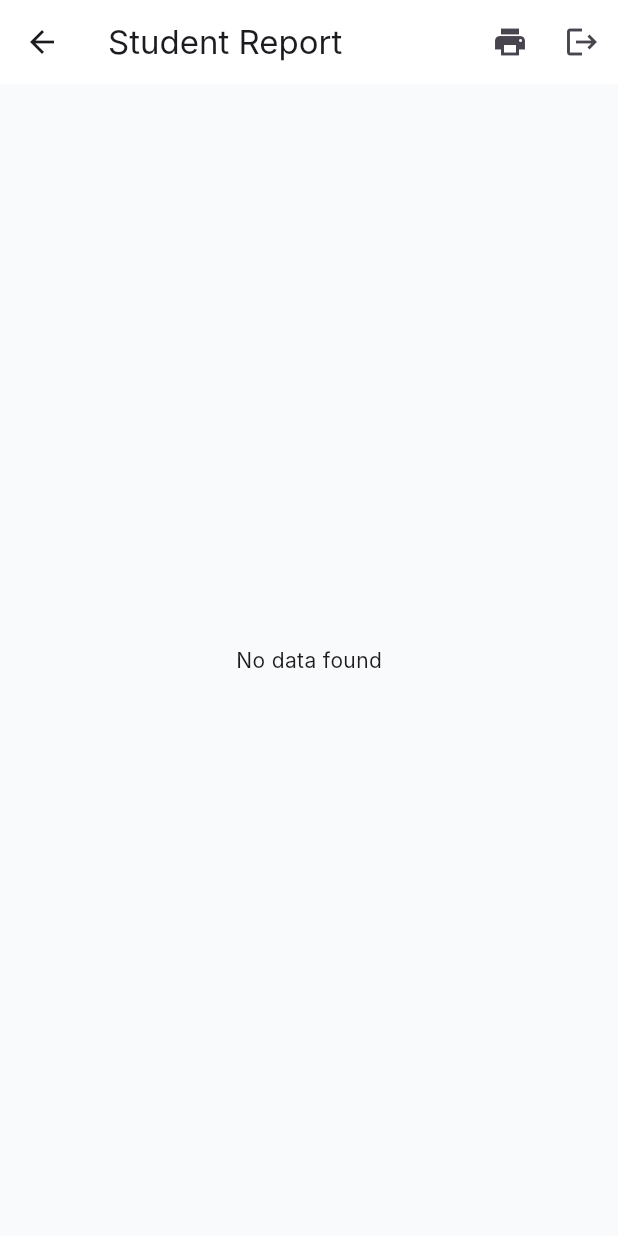
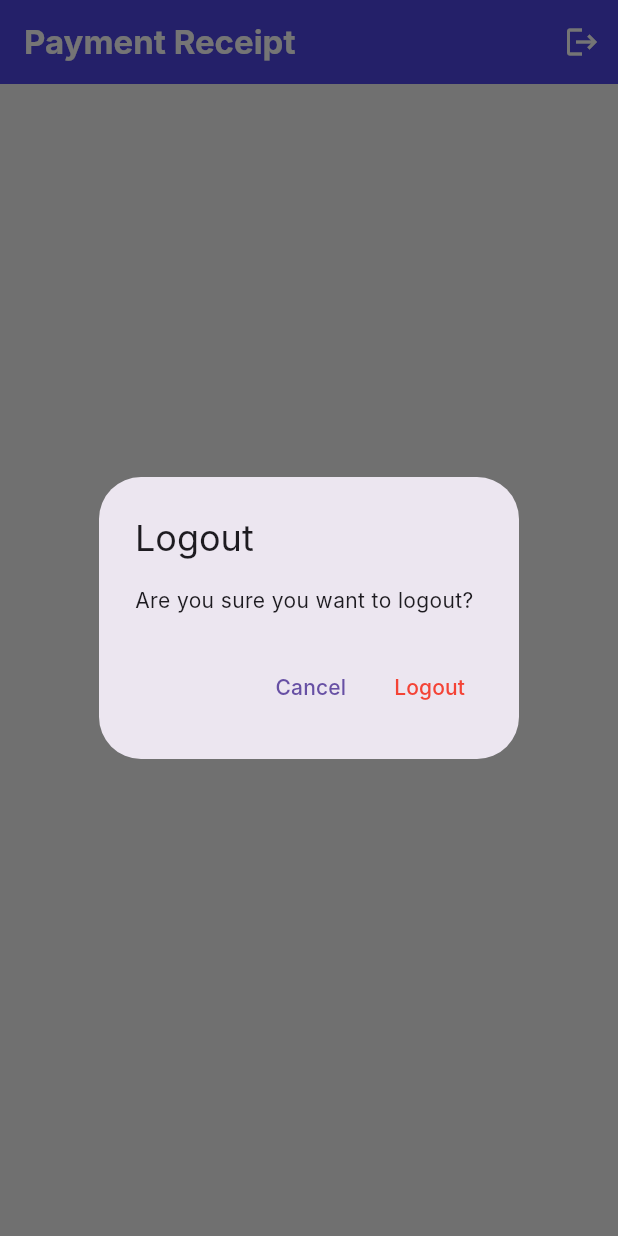
Before and after one commit to karthick2007-bca/bus-fees-checking, a Flutter app: the StudentReport screen opened directly with empty values, after a tap on the "logout" icon, on a phone screen of 412 x 824 dp. Run offline on Flutter 3.47's test engine with Material 3 defaults, Android fonts, the phone set to English and light mode, and no system bars; our stand-ins replace file_picker, iconsax, shared_preferences; missing offline and left inert: dart:js, excel, razorpay_flutter; accounts and stored records are empty; network calls fail; Roboto replaces fonts that are missing (Inter).

Commit message:
Complete student report with all details and logout button

```diff
--- a/dec_02/lib/views/student_report.dart
+++ b/dec_02/lib/views/student_report.dart
@@ -8,7 +8,13 @@ class StudentReport extends StatefulWidget {
   final VoidCallback? onLogout;
   final Map<String, dynamic>? initialData;
 
-  const StudentReport({super.key, required this.phone, required this.dob, this.onLogout, this.initialData});
+  const StudentReport({
+    super.key,
+    required this.phone,
+    required this.dob,
+    this.onLogout,
+    this.initialData,
+  });
 
   @override
   State<StudentReport> createState() => _StudentReportState();
@@ -26,7 +32,7 @@ class _StudentReportState extends State<StudentReport> {
     _paymentService.initialize(
       onSuccess: _handlePaymentSuccess,
       onFailure: _handlePaymentFailure,
-      onWallet: () => print('Wallet selected'),
+      onWallet: () {},
     );
   }
 
@@ -36,90 +42,7 @@ class _StudentReportState extends State<StudentReport> {
     super.dispose();
   }
 
-  void _handlePaymentSuccess(dynamic response) async {
-    final paymentId = response['paymentId'];
-    final amountPaid = (studentData!['totalDue'] ?? 0).toDouble();
-
-    // Update student status and amount
-    final updatedData = {
-      'amountPaid': amountPaid,
-      'totalDue': 0,
-      'status': 'succeed',
-      'lastPaymentId': paymentId,
-      'lastPaymentDate': DateTime.now().toIso8601String(),
-    };
-
-    await ApiService.updateStudent(studentData!['phone'], updatedData);
-
-    // Save transaction
-    await ApiService.saveTransaction({
-      'studentId': studentData!['_id']?.toString() ?? studentData!['id'] ?? '',
-      'studentName': studentData!['name'],
-      'phone': studentData!['phone'],
-      'rollNo': studentData!['rollNo'],
-      'amount': amountPaid,
-      'paymentId': paymentId,
-      'orderId': response['orderId'] ?? '',
-      'signature': response['signature'] ?? '',
-      'timestamp': DateTime.now().toIso8601String(),
-    });
-
-    // Auto-generate report after payment
-    await ApiService.saveReport({
-      'studentId': studentData!['_id']?.toString() ?? studentData!['id'] ?? '',
-      'phone': studentData!['phone'],
-      'name': studentData!['name'],
-      'rollNo': studentData!['rollNo'],
-      'studentClass': studentData!['studentClass'],
-      'parentName': studentData!['parentName'],
-      'address': studentData!['address'],
-      'location': studentData!['location'],
-      'totalDue': 0,
-      'amountPaid': amountPaid,
-      'status': 'succeed',
-      'paymentId': paymentId,
-      'paymentDate': DateTime.now().toIso8601String(),
-      'dob': studentData!['dob']?.toString().split('T')[0],
-      'generatedAt': DateTime.now().toIso8601String(),
-    });
-
-    // Refresh student data
-    setState(() {
-      studentData!['amountPaid'] = amountPaid;
-      studentData!['totalDue'] = 0;
-      studentData!['status'] = 'succeed';
-    });
-
-    if (mounted) {
-      ScaffoldMessenger.of(context).showSnackBar(
-        SnackBar(
-          content: Text('Payment Successful! Report generated. ID: $paymentId'),
-          backgroundColor: Colors.green,
-          duration: const Duration(seconds: 4),
-        ),
-      );
-    }
-  }
-
-  void _handlePaymentFailure(dynamic response) {
-    ScaffoldMessenger.of(context).showSnackBar(
-      SnackBar(content: Text('Payment Failed: ${response['message']}'), backgroundColor: Colors.red),
-    );
-  }
-
-  void _makePayment() {
-    if (studentData != null) {
-      _paymentService.openCheckout(
-        amount: (studentData!['totalDue'] ?? 0).toDouble(),
-        name: studentData!['name'] ?? '',
-        phone: studentData!['phone'] ?? '',
-        email: '${studentData!['rollNo']}@student.com',
-      );
-    }
-  }
-
   Future<void> _loadStudentData() async {
-    // Use passed data directly if available
     if (widget.initialData != null && widget.initialData!.isNotEmpty) {
       setState(() {
         studentData = widget.initialData;
@@ -130,7 +53,8 @@ class _StudentReportState extends State<StudentReport> {
     try {
       final students = await ApiService.getStudents();
       final student = students.firstWhere(
-        (s) => s['phone']?.toString() == widget.phone &&
+        (s) =>
+            s['phone']?.toString() == widget.phone &&
             s['dob']?.toString().split('T')[0] == widget.dob,
         orElse: () => {},
       );
@@ -140,37 +64,125 @@ class _StudentReportState extends State<StudentReport> {
       });
     } catch (e) {
       setState(() => isLoading = false);
-      print('Error loading student: $e');
+    }
+  }
+
+  void _handlePaymentSuccess(dynamic response) async {
+    final paymentId = response['paymentId'];
+    final amountPaid = (studentData!['totalDue'] ?? 0).toDouble();
+    final now = DateTime.now().toIso8601String();
+
+    await ApiService.updateStudent(studentData!['phone'], {
+      'amountPaid': amountPaid,
+      'totalDue': 0,
+      'status': 'succeed',
+      'lastPaymentId': paymentId,
+      'lastPaymentDate': now,
+    });
+
+    await ApiService.saveTransaction({
+      'studentId': studentData!['_id']?.toString() ?? studentData!['id'] ?? '',
+      'studentName': studentData!['name'],
+      'phone': studentData!['phone'],
+      'rollNo': studentData!['rollNo'],
+      'amount': amountPaid,
+      'paymentId': paymentId,
+      'orderId': response['orderId'] ?? '',
+      'timestamp': now,
+    });
+
+    await ApiService.saveReport({
+      'phone': studentData!['phone'],
+      'name': studentData!['name'],
+      'rollNo': studentData!['rollNo'],
+      'studentClass': studentData!['studentClass'],
+      'parentName': studentData!['parentName'],
+      'address': studentData!['address'],
+      'location': studentData!['location'],
+      'dob': studentData!['dob']?.toString().split('T')[0],
+      'totalDue': 0,
+      'amountPaid': amountPaid,
+      'status': 'succeed',
+      'paymentId': paymentId,
+      'paymentDate': now,
+      'generatedAt': now,
+    });
+
+    setState(() {
+      studentData!['amountPaid'] = amountPaid;
+      studentData!['totalDue'] = 0;
+      studentData!['status'] = 'succeed';
+      studentData!['paymentId'] = paymentId;
+      studentData!['paymentDate'] = now;
+    });
+
+    if (mounted) {
+      ScaffoldMessenger.of(context).showSnackBar(
+        SnackBar(
+          content: Text('Payment Successful! ID: $paymentId'),
+          backgroundColor: Colors.green,
+        ),
+      );
+    }
+  }
+
+  void _handlePaymentFailure(dynamic response) {
+    if (mounted) {
+      ScaffoldMessenger.of(context).showSnackBar(
+        SnackBar(
+          content: Text('Payment Failed: ${response['message']}'),
+          backgroundColor: Colors.red,
+        ),
+      );
+    }
+  }
+
+  void _makePayment() {
+    if (studentData != null) {
+      _paymentService.openCheckout(
+        amount: (studentData!['totalDue'] ?? 0).toDouble(),
+        name: studentData!['name'] ?? '',
+        phone: studentData!['phone'] ?? '',
+        email: '',
+      );
     }
   }
 
   @override
   Widget build(BuildContext context) {
     return Scaffold(
+      backgroundColor: Colors.grey.shade100,
       appBar: AppBar(
-        title: const Text('Student Report'),
-        leading: IconButton(
-          icon: const Icon(Icons.arrow_back),
-          onPressed: () => Navigator.pop(context),
-        ),
+        backgroundColor: const Color(0xFF4F46E5),
+        foregroundColor: Colors.white,
+        title: const Text('Payment Receipt', style: TextStyle(fontWeight: FontWeight.bold)),
+        automaticallyImplyLeading: false,
         actions: [
           IconButton(
-            icon: const Icon(Icons.print),
-            onPressed: () {},
-            tooltip: 'Print Report',
+            icon: const Icon(Icons.logout),
+            tooltip: 'Logout',
+            onPressed: () {
+              showDialog(
+                context: context,
+                builder: (ctx) => AlertDialog(
+                  title: const Text('Logout'),
+                  content: const Text('Are you sure you want to logout?'),
+                  actions: [
+                    TextButton(
+                      onPressed: () => Navigator.pop(ctx),
+                      child: const Text('Cancel'),
                     ),
-          IconButton(
-            icon: const Icon(Icons.logout),
+                    TextButton(
                       onPressed: () {
-              print('Logout button clicked');
-              if (widget.onLogout != null) {
-                print('Calling onLogout');
-                widget.onLogout!();
-              } else {
-                print('onLogout is null');
-              }
+                        Navigator.pop(ctx);
+                        if (widget.onLogout != null) widget.onLogout!();
                       },
-            tooltip: 'Logout',
+                      child: const Text('Logout', style: TextStyle(color: Colors.red)),
+                    ),
+                  ],
+                ),
+              );
+            },
           ),
         ],
       ),
@@ -178,64 +190,139 @@ class _StudentReportState extends State<StudentReport> {
           ? const Center(child: CircularProgressIndicator())
           : studentData == null
               ? const Center(child: Text('No data found'))
-              : Container(
-                  color: Colors.white,
-                  child: SingleChildScrollView(
-                    padding: const EdgeInsets.all(40),
+              : SingleChildScrollView(
+                  padding: const EdgeInsets.all(20),
+                  child: Center(
+                    child: ConstrainedBox(
+                      constraints: const BoxConstraints(maxWidth: 700),
+                      child: Card(
+                        elevation: 4,
+                        shape: RoundedRectangleBorder(borderRadius: BorderRadius.circular(16)),
+                        child: Padding(
+                          padding: const EdgeInsets.all(32),
                           child: Column(
                             crossAxisAlignment: CrossAxisAlignment.start,
                             children: [
+                              // Header
                               Center(
                                 child: Column(
                                   children: [
+                                    Container(
+                                      padding: const EdgeInsets.all(16),
+                                      decoration: BoxDecoration(
+                                        color: const Color(0xFF4F46E5),
+                                        borderRadius: BorderRadius.circular(50),
+                                      ),
+                                      child: const Icon(Icons.receipt_long, color: Colors.white, size: 40),
+                                    ),
+                                    const SizedBox(height: 16),
                                     const Text(
-                                'STUDENT REPORT',
+                                      'PAYMENT RECEIPT',
                                       style: TextStyle(
-                                  fontSize: 28,
+                                        fontSize: 24,
                                         fontWeight: FontWeight.bold,
                                         letterSpacing: 2,
+                                        color: Color(0xFF4F46E5),
                                       ),
                                     ),
-                              const SizedBox(height: 8),
-                              Container(
-                                height: 3,
-                                width: 200,
-                                color: const Color(0xFF4F46E5),
+                                    const SizedBox(height: 4),
+                                    Text(
+                                      'Bus Fee Payment Confirmation',
+                                      style: TextStyle(fontSize: 14, color: Colors.grey.shade600),
                                     ),
-                              const SizedBox(height: 24),
+                                    const SizedBox(height: 16),
+                                    Container(height: 2, width: 200, color: const Color(0xFF4F46E5)),
                                   ],
                                 ),
                               ),
 
-                        _buildSectionTitle('PERSONAL INFORMATION'),
-                        _buildInfoRow('Name', studentData!['name'] ?? 'N/A'),
-                        _buildInfoRow('Roll No', studentData!['rollNo'] ?? 'N/A'),
-                        _buildInfoRow('Class', studentData!['studentClass'] ?? 'N/A'),
-                        _buildInfoRow('Date of Birth', studentData!['dob']?.toString().split('T')[0] ?? 'N/A'),
-                        _buildInfoRow('Phone', studentData!['phone'] ?? 'N/A'),
+                              const SizedBox(height: 32),
+
+                              // Payment Status Badge
+                              Center(
+                                child: Container(
+                                  padding: const EdgeInsets.symmetric(horizontal: 24, vertical: 10),
+                                  decoration: BoxDecoration(
+                                    color: (studentData!['status'] == 'succeed')
+                                        ? Colors.green.shade50
+                                        : Colors.orange.shade50,
+                                    borderRadius: BorderRadius.circular(20),
+                                    border: Border.all(
+                                      color: (studentData!['status'] == 'succeed')
+                                          ? Colors.green
+                                          : Colors.orange,
+                                    ),
+                                  ),
+                                  child: Row(
+                                    mainAxisSize: MainAxisSize.min,
+                                    children: [
+                                      Icon(
+                                        studentData!['status'] == 'succeed'
+                                            ? Icons.check_circle
+                                            : Icons.pending,
+                                        color: studentData!['status'] == 'succeed'
+                                            ? Colors.green
+                                            : Colors.orange,
+                                        size: 20,
+                                      ),
+                                      const SizedBox(width: 8),
+                                      Text(
+                                        studentData!['status'] == 'succeed'
+                                            ? 'PAYMENT SUCCESSFUL'
+                                            : 'PAYMENT PENDING',
+                                        style: TextStyle(
+                                          fontWeight: FontWeight.bold,
+                                          color: studentData!['status'] == 'succeed'
+                                              ? Colors.green
+                                              : Colors.orange,
+                                        ),
+                                      ),
+                                    ],
+                                  ),
+                                ),
+                              ),
 
                               const SizedBox(height: 32),
 
-                        _buildSectionTitle('PARENT INFORMATION'),
-                        _buildInfoRow('Parent Name', studentData!['parentName'] ?? 'N/A'),
-                        _buildInfoRow('Address', studentData!['address'] ?? 'N/A'),
+                              // Personal Information
+                              _sectionTitle('PERSONAL INFORMATION', Icons.person),
+                              const SizedBox(height: 12),
+                              _infoRow('Student Name', studentData!['name'] ?? 'N/A'),
+                              _infoRow('Roll Number', studentData!['rollNo'] ?? 'N/A'),
+                              _infoRow('Class / Section', studentData!['studentClass'] ?? 'N/A'),
+                              _infoRow('Date of Birth', studentData!['dob']?.toString().split('T')[0] ?? 'N/A'),
+                              _infoRow('Phone Number', studentData!['phone'] ?? 'N/A'),
 
-                        const SizedBox(height: 32),
+                              const SizedBox(height: 24),
+                              const Divider(),
+                              const SizedBox(height: 24),
 
-                        _buildSectionTitle('FEE INFORMATION'),
-                        _buildInfoRow('Location', studentData!['location'] ?? 'N/A'),
-                        _buildInfoRow('Total Due', '₹${studentData!['totalDue'] ?? 0}'),
-                        _buildInfoRow('Amount Paid', '₹${studentData!['amountPaid'] ?? 0}'),
-                        _buildInfoRow('Status', (studentData!['status'] ?? 'N/A').toString().toUpperCase()),
-                        if (studentData!['registrationDate'] != null)
-                          _buildInfoRow('Registration Date',
-                            DateTime.parse(studentData!['registrationDate']).toString().split('.')[0]),
+                              // Parent Information
+                              _sectionTitle('PARENT INFORMATION', Icons.family_restroom),
+                              const SizedBox(height: 12),
+                              _infoRow('Parent Name', studentData!['parentName'] ?? 'N/A'),
+                              _infoRow('Address', studentData!['address'] ?? 'N/A'),
+
+                              const SizedBox(height: 24),
+                              const Divider(),
+                              const SizedBox(height: 24),
+
+                              // Fee Information
+                              _sectionTitle('FEE INFORMATION', Icons.currency_rupee),
+                              const SizedBox(height: 12),
+                              _infoRow('Bus Route / Location', studentData!['location'] ?? 'N/A'),
+                              _infoRow('Amount Paid', '₹${studentData!['amountPaid'] ?? 0}'),
+                              _infoRow('Balance Due', '₹${studentData!['totalDue'] ?? 0}'),
                               if (studentData!['paymentId'] != null)
-                          _buildInfoRow('Payment ID', studentData!['paymentId'].toString()),
+                                _infoRow('Payment ID', studentData!['paymentId'].toString()),
                               if (studentData!['paymentDate'] != null)
-                          _buildInfoRow('Payment Date',
-                            DateTime.parse(studentData!['paymentDate']).toString().split('.')[0]),
+                                _infoRow('Payment Date',
+                                    DateTime.tryParse(studentData!['paymentDate'].toString())
+                                            ?.toString()
+                                            .split('.')[0] ??
+                                        studentData!['paymentDate'].toString()),
 
+                              // Pay Now button if due exists
                               if ((studentData!['totalDue'] ?? 0) > 0) ...[
                                 const SizedBox(height: 24),
                                 Center(
@@ -253,26 +340,21 @@ class _StudentReportState extends State<StudentReport> {
                                 ),
                               ],
 
-                        const SizedBox(height: 48),
-
+                              const SizedBox(height: 40),
                               const Divider(thickness: 2),
                               const SizedBox(height: 16),
+
+                              // Footer
                               Row(
                                 mainAxisAlignment: MainAxisAlignment.spaceBetween,
                                 children: [
                                   Text(
                                     'Generated: ${DateTime.now().toString().split('.')[0]}',
-                              style: const TextStyle(
-                                fontSize: 12,
-                                color: Colors.grey,
+                                    style: TextStyle(fontSize: 12, color: Colors.grey.shade600),
                                   ),
-                            ),
-                            const Text(
+                                  Text(
                                     'Authorized Signature: __________',
-                              style: TextStyle(
-                                fontSize: 12,
-                                color: Colors.grey,
-                              ),
+                                    style: TextStyle(fontSize: 12, color: Colors.grey.shade600),
                                   ),
                                 ],
                               ),
@@ -280,38 +362,44 @@ class _StudentReportState extends State<StudentReport> {
                           ),
                         ),
                       ),
+                    ),
+                  ),
+                ),
     );
   }
 
-  Widget _buildSectionTitle(String title) {
-    return Padding(
-      padding: const EdgeInsets.only(bottom: 16),
-      child: Text(
+  Widget _sectionTitle(String title, IconData icon) {
+    return Row(
+      children: [
+        Icon(icon, color: const Color(0xFF4F46E5), size: 20),
+        const SizedBox(width: 8),
+        Text(
           title,
           style: const TextStyle(
-          fontSize: 16,
+            fontSize: 15,
             fontWeight: FontWeight.bold,
             color: Color(0xFF4F46E5),
             letterSpacing: 1,
           ),
         ),
+      ],
     );
   }
 
-  Widget _buildInfoRow(String label, String value) {
+  Widget _infoRow(String label, String value) {
     return Padding(
-      padding: const EdgeInsets.only(bottom: 12),
+      padding: const EdgeInsets.only(bottom: 10),
       child: Row(
         crossAxisAlignment: CrossAxisAlignment.start,
         children: [
           SizedBox(
-            width: 150,
+            width: 160,
             child: Text(
               '$label:',
               style: const TextStyle(
                 fontSize: 14,
                 fontWeight: FontWeight.w600,
-                color: Colors.black87,
+                color: Colors.black54,
               ),
             ),
           ),
@@ -321,7 +409,7 @@ class _StudentReportState extends State<StudentReport> {
               style: const TextStyle(
                 fontSize: 14,
                 fontWeight: FontWeight.w500,
-                color: Colors.black,
+                color: Colors.black87,
               ),
             ),
           ),
```
Also changed, not shown: 2 other files. Lines whose indentation alone changed are shown as unchanged.
